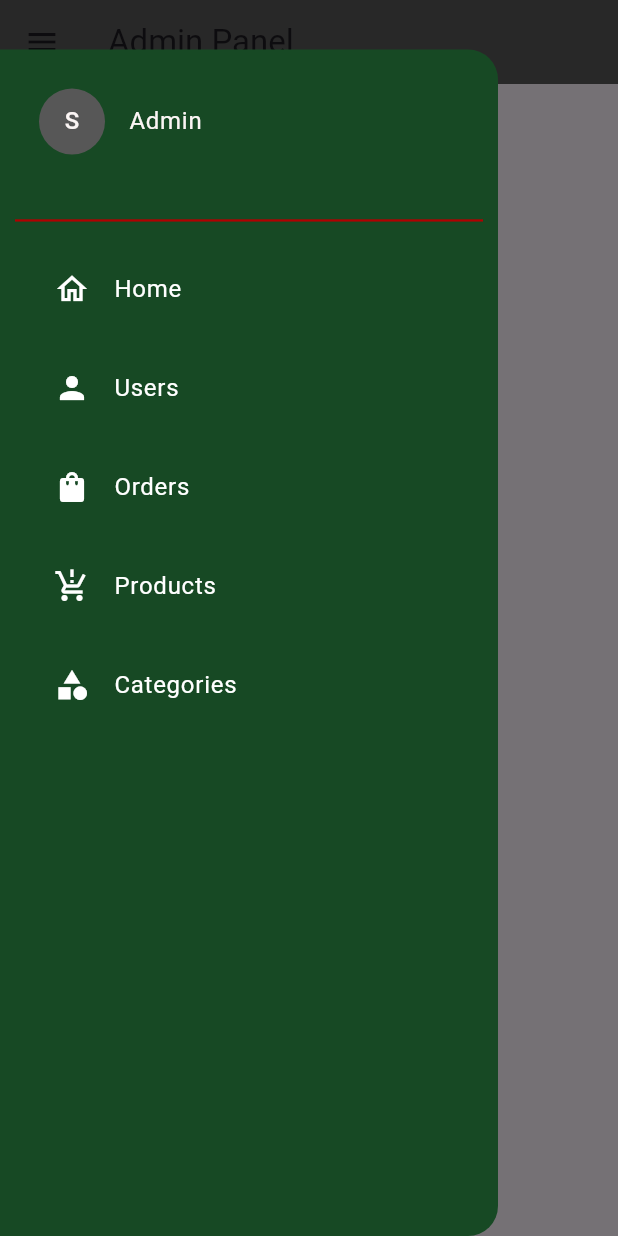
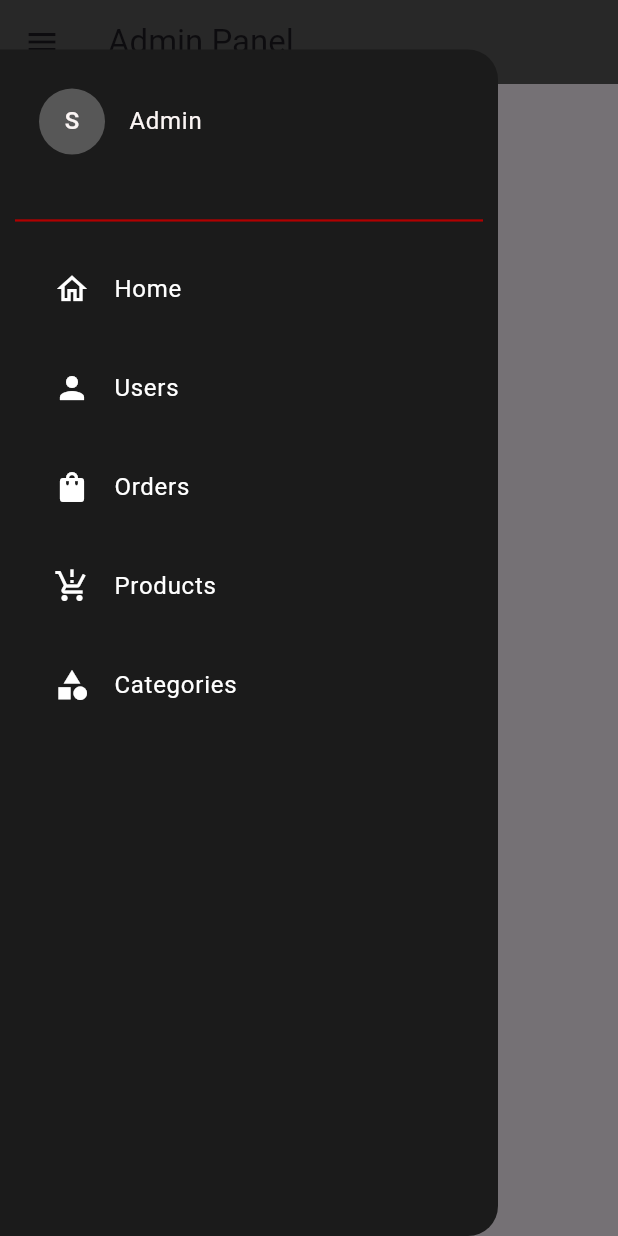
Before and after one commit to Shulav2002/E-comm-App-Admin-Panel, a Flutter app: the screen it shows after launch, with the side drawer open, on a phone screen of 412 x 824 dp. Run offline on Flutter 3.47's test engine with Material 3 defaults, Android fonts, the phone set to English and light mode, and no system bars; our stand-ins replace cached_network_image, cloud_firestore, device_info_plus, firebase_auth, firebase_core, firebase_storage and 5 more; accounts and stored records are empty.

Commit message:
updates on depricated files

```diff
--- a/lib/utils/constant.dart
+++ b/lib/utils/constant.dart
@@ -8,7 +8,7 @@ class AppConstant {
   static String appVersion = '1.0.1';
 
   static const appMainColor = Color.fromARGB(255, 87, 87, 87);
-  static const appScendoryColor = Color.fromARGB(255, 23, 73, 36);
+  static const appScendoryColor = Color.fromARGB(255, 27, 27, 27);
   static const appTextColor = Color(0xFFFBF5F4);
   static const appStatusBarColor = Color(0xFFFBF5F4);
 }
```
Also changed, not shown: pubspec.yaml (+12 -12 lines), pubspec.lock, 3 other files.
